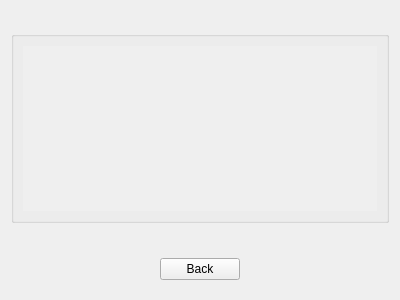
Old version of the form src/CreditsScreen.ui in the repository RemotelyChaotic/JOIPEngine.
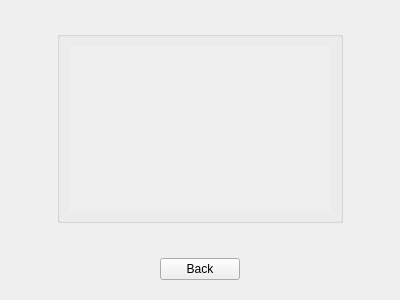
New version of the form. Custom widgets are drawn as their Qt base class.

The edit to the form file:
```diff
--- a/src/CreditsScreen.ui
+++ b/src/CreditsScreen.ui
@@ -14,23 +14,7 @@
    <string>Form</string>
   </property>
   <layout class="QGridLayout" name="gridLayout">
-   <item row="0" column="0">
-    <spacer name="verticalSpacer_2">
-     <property name="orientation">
-      <enum>Qt::Vertical</enum>
-     </property>
-     <property name="sizeType">
-      <enum>QSizePolicy::Fixed</enum>
-     </property>
-     <property name="sizeHint" stdset="0">
-      <size>
-       <width>20</width>
-       <height>20</height>
-      </size>
-     </property>
-    </spacer>
-   </item>
-   <item row="1" column="0">
+   <item row="1" column="1">
     <widget class="QGroupBox" name="groupBox">
      <property name="title">
       <string/>
@@ -55,7 +39,7 @@
           <rect>
            <x>0</x>
            <y>0</y>
-           <width>358</width>
+           <width>266</width>
            <height>144</height>
           </rect>
          </property>
@@ -77,7 +61,23 @@
      </layout>
     </widget>
    </item>
-   <item row="2" column="0">
+   <item row="0" column="1">
+    <spacer name="verticalSpacer_2">
+     <property name="orientation">
+      <enum>Qt::Vertical</enum>
+     </property>
+     <property name="sizeType">
+      <enum>QSizePolicy::Fixed</enum>
+     </property>
+     <property name="sizeHint" stdset="0">
+      <size>
+       <width>20</width>
+       <height>20</height>
+      </size>
+     </property>
+    </spacer>
+   </item>
+   <item row="2" column="1">
     <spacer name="verticalSpacer_3">
      <property name="orientation">
       <enum>Qt::Vertical</enum>
@@ -93,7 +93,39 @@
      </property>
     </spacer>
    </item>
-   <item row="3" column="0">
+   <item row="1" column="0">
+    <spacer name="horizontalSpacer_3">
+     <property name="orientation">
+      <enum>Qt::Horizontal</enum>
+     </property>
+     <property name="sizeType">
+      <enum>QSizePolicy::Fixed</enum>
+     </property>
+     <property name="sizeHint" stdset="0">
+      <size>
+       <width>40</width>
+       <height>20</height>
+      </size>
+     </property>
+    </spacer>
+   </item>
+   <item row="1" column="2">
+    <spacer name="horizontalSpacer_4">
+     <property name="orientation">
+      <enum>Qt::Horizontal</enum>
+     </property>
+     <property name="sizeType">
+      <enum>QSizePolicy::Fixed</enum>
+     </property>
+     <property name="sizeHint" stdset="0">
+      <size>
+       <width>40</width>
+       <height>20</height>
+      </size>
+     </property>
+    </spacer>
+   </item>
+   <item row="3" column="0" colspan="3">
     <widget class="QWidget" name="widget" native="true">
      <layout class="QHBoxLayout" name="horizontalLayout">
       <item>
```
